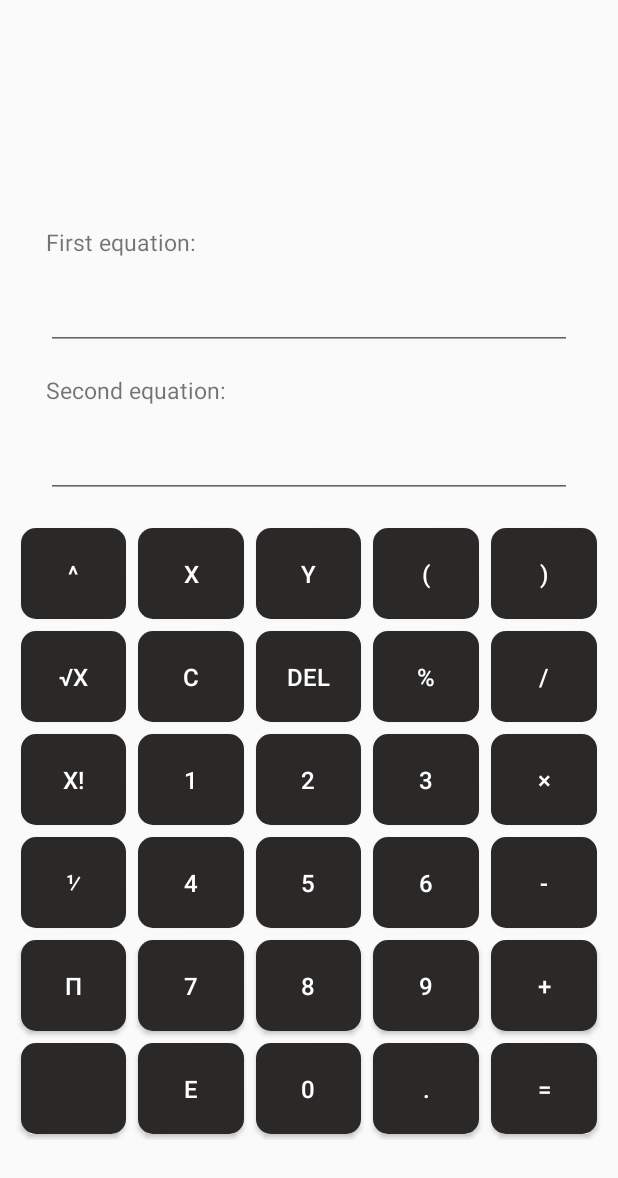
After one commit to TheNoobestGuy/MathematicalAndroidApp, an Android app built with Jetpack Compose: the UnknownsCalculatorActivity screen opened directly, with no data from a screen before it, on a phone screen of 412 x 824 dp. The commit adds this screen. Shown: the top 1178 px of the screen. Run offline under Robolectric (Android 15) with nearby library versions, the phone set to English and light mode, and no system bars.

Commit message:
Preparation for making an UnknownsCalculatorActivity.kt.

```diff
--- a/app/src/main/java/com/example/mathmaster/ToolsActivity.kt
+++ b/app/src/main/java/com/example/mathmaster/ToolsActivity.kt
@@ -34,6 +34,7 @@ class ToolsActivity : ComponentActivity() {
         val matrixCalcButton: Button = findViewById(R.id.MatrixCalculator)
         val advancedCalcButton: Button = findViewById(R.id.AdvancedCalculator)
         val functionChartButton: Button = findViewById(R.id.FunctionChart)
+        val unknownsCalculatorButton: Button = findViewById(R.id.UnknownsCalculator)
 
         // Style of clicked button
         val clickedButtonStyle = R.drawable.menubutton_background_clicked
@@ -42,6 +43,7 @@ class ToolsActivity : ComponentActivity() {
         clickFunction(matrixCalcButton, clickedButtonStyle, MatrixCalculatorMenuActivity())
         clickFunction(advancedCalcButton, clickedButtonStyle, AdvancedCalculatorActivity())
         clickFunction(functionChartButton, clickedButtonStyle, FunctionChartActivity())
+        clickFunction(unknownsCalculatorButton, clickedButtonStyle, UnknownsCalculatorActivity())
 
         // Handle the back button press
         onBackPressedDispatcher.addCallback(this, object : OnBackPressedCallback(true) {
--- /dev/null
+++ b/app/src/main/java/com/example/mathmaster/UnknownsCalculatorActivity.kt
@@ -0,0 +1,78 @@
+package com.example.mathmaster
+
+import android.app.ActivityOptions
+import android.content.Intent
+import android.os.Bundle
+import android.widget.EditText
+import android.widget.TextView
+import androidx.activity.ComponentActivity
+import androidx.activity.OnBackPressedCallback
+import com.example.mathmaster.customviews.AdvancedKeyboard
+
+class UnknownsCalculatorActivity : ComponentActivity() {
+    private lateinit var actualEquation: EditText
+
+    override fun onCreate(savedInstanceState: Bundle?) {
+        super.onCreate(savedInstanceState)
+        setContentView(R.layout.unknownscalculator_activity)
+
+        // Get equations
+        val firstEquation: EditText = findViewById(R.id.FirstEquation)
+        val secondEquation: EditText = findViewById(R.id.SecondEquation)
+        val blank: TextView = findViewById(R.id.Blank)
+        actualEquation = firstEquation
+
+        // Keyboard
+        val keyboard: AdvancedKeyboard = findViewById(R.id.Keyboard)
+        keyboard.setUnknownsCalculatorMode()
+
+        keyboard.numberButtonClick(actualEquation, blank)
+        keyboard.basicCalcButtonClick(actualEquation)
+        keyboard.functionButtonClick(actualEquation)
+        keyboard.openBracketButtonClick(actualEquation)
+        keyboard.closeBracketButtonClick(actualEquation)
+        keyboard.powerButtonClick(actualEquation)
+        keyboard.dotButtonClick(actualEquation)
+        keyboard.rootButtonClick(actualEquation)
+        keyboard.factorialButtonClick(actualEquation, blank)
+        keyboard.numberPIButtonClick(actualEquation, blank)
+        keyboard.numberEulerButtonClick(actualEquation, blank)
+        keyboard.percentButtonClick(actualEquation, blank)
+        keyboard.fractionButtonClick(actualEquation)
+        keyboard.variableButtonClick(actualEquation)
+
+        keyboard.xVariableClick(actualEquation)
+        keyboard.yVariableClick(actualEquation)
+
+        keyboard.enterWhenInUnknownsCalculatorMode(actualEquation)
+        keyboard.deleteButtonClick(actualEquation, blank)
+        keyboard.clearButtonClick(actualEquation, blank, blank)
+
+        // Select equations listeners
+        firstEquation.setOnClickListener {
+            actualEquation = firstEquation
+            keyboard.refreshAllClickListeners(actualEquation, blank)
+        }
+
+        secondEquation.setOnClickListener {
+            actualEquation = secondEquation
+            keyboard.refreshAllClickListeners(actualEquation, blank)
+        }
+
+        // Handle the back button press
+        onBackPressedDispatcher.addCallback(this, object : OnBackPressedCallback(true) {
+            override fun handleOnBackPressed() {
+                val intent = Intent(this@UnknownsCalculatorActivity, ToolsActivity()::class.java)
+                intent.flags = Intent.FLAG_ACTIVITY_NEW_TASK or Intent.FLAG_ACTIVITY_CLEAR_TASK
+                val options = ActivityOptions.makeCustomAnimation(
+                    this@UnknownsCalculatorActivity,
+                    R.anim.slide_in_left,
+                    R.anim.slide_out_right
+                )
+
+                startActivity(intent, options.toBundle())
+                finish()
+            }
+        })
+    }
+}
--- /dev/null
+++ b/app/src/main/res/layout/unknownscalculator_activity.xml
@@ -0,0 +1,90 @@
+<?xml version="1.0" encoding="utf-8"?>
+<androidx.constraintlayout.widget.ConstraintLayout xmlns:android="http://schemas.android.com/apk/res/android"
+    xmlns:app="http://schemas.android.com/apk/res-auto"
+    android:layout_width="match_parent"
+    android:layout_height="match_parent">
+
+    <TextView
+        android:id="@+id/FirstEquationLabel"
+        android:layout_width="0dp"
+        android:layout_height="wrap_content"
+        android:text="@string/FirstEquation"
+        android:textSize="15sp"
+        android:maxLength="45"
+        android:gravity="start"
+        android:focusable="false"
+        app:layout_constraintBottom_toTopOf="@+id/FirstEquation"
+        app:layout_constraintEnd_toEndOf="parent"
+        app:layout_constraintStart_toStartOf="parent"
+        app:layout_constraintWidth_percent="0.85">
+    </TextView>
+
+    <EditText
+        android:id="@+id/FirstEquation"
+        android:layout_width="0dp"
+        android:layout_height="wrap_content"
+        android:layout_marginBottom="16dp"
+        android:text=""
+        android:textSize="30sp"
+        android:maxLength="45"
+        android:inputType="text"
+        android:cursorVisible="false"
+        android:focusable="false"
+        android:textAlignment="center"
+        app:layout_constraintBottom_toTopOf="@+id/SecondEquationLabel"
+        app:layout_constraintEnd_toEndOf="parent"
+        app:layout_constraintStart_toStartOf="parent"
+        app:layout_constraintWidth_percent="0.85" />
+
+    <TextView
+        android:id="@+id/SecondEquationLabel"
+        android:layout_width="0dp"
+        android:layout_height="wrap_content"
+        android:text="@string/SecondEquation"
+        android:textSize="15sp"
+        android:maxLength="45"
+        android:gravity="start"
+        android:focusable="false"
+        app:layout_constraintBottom_toTopOf="@+id/SecondEquation"
+        app:layout_constraintEnd_toEndOf="parent"
+        app:layout_constraintStart_toStartOf="parent"
+        app:layout_constraintWidth_percent="0.85">
+    </TextView>
+
+    <EditText
+        android:id="@+id/SecondEquation"
+        android:layout_width="0dp"
+        android:layout_height="wrap_content"
+        android:layout_marginBottom="16dp"
+        android:text=""
+        android:textSize="30sp"
+        android:maxLength="45"
+        android:inputType="text"
+        android:textAlignment="center"
+        android:cursorVisible="false"
+        android:focusable="false"
+        app:layout_constraintBottom_toTopOf="@+id/Keyboard"
+        app:layout_constraintEnd_toEndOf="parent"
+        app:layout_constraintStart_toStartOf="parent"
+        app:layout_constraintWidth_percent="0.85" />
+
+    <com.example.mathmaster.customviews.AdvancedKeyboard
+        android:id="@+id/Keyboard"
+        android:layout_width="0dp"
+        android:layout_height="0dp"
+        android:layout_marginBottom="64dp"
+        app:layout_constraintBottom_toBottomOf="parent"
+        app:layout_constraintEnd_toEndOf="parent"
+        app:layout_constraintHeight_percent="0.5"
+        app:layout_constraintStart_toStartOf="parent"
+        app:layout_constraintWidth_percent="0.95" />
+
+    <TextView
+        android:id="@+id/Blank"
+        android:layout_width="0dp"
+        android:layout_height="0dp"
+        app:layout_constraintBottom_toBottomOf="parent"
+        app:layout_constraintEnd_toEndOf="parent"
+        app:layout_constraintStart_toStartOf="parent" />
+
+</androidx.constraintlayout.widget.ConstraintLayout>
--- a/app/src/main/res/values/strings.xml
+++ b/app/src/main/res/values/strings.xml
@@ -44,6 +44,7 @@
     // Tools
     <string name="MatrixCalculator" translatable="false">Matrix calculator</string>
     <string name="AdvancedCalculator" translatable="false">Advanced calculator</string>
+    <string name="UnknownsCalculator" translatable="false">Unknowns calculator</string>
 
     // Advance calculator
     <string name="FirstCalc" translatable="false">1st</string>
@@ -99,6 +100,10 @@
     <string name="ZeroPlace" translatable="false">Zero place:</string>
     <string name="None" translatable="false">None</string>
 
+    // Unknowns calculator
+    <string name="FirstEquation" translatable="false">First equation:</string>
+    <string name="SecondEquation" translatable="false">Second equation:</string>
+
     // Statistics
     <string name="StatisticsOverview" translatable="false">Statistics Overview</string>
     <string name="TotalQuestions" translatable="false">Total questions</string>
```
Also changed, not shown: app/src/main/AndroidManifest.xml (+10 -1 lines), app/src/main/java/com/example/mathmaster/MixedActivity.kt (+33 -43 lines), app/src/main/java/com/example/mathmaster/customviews/AdvancedKeyboard.kt (+150 -20 lines), app/src/main/res/layout/tools_activity.xml (+12 -1 lines).
